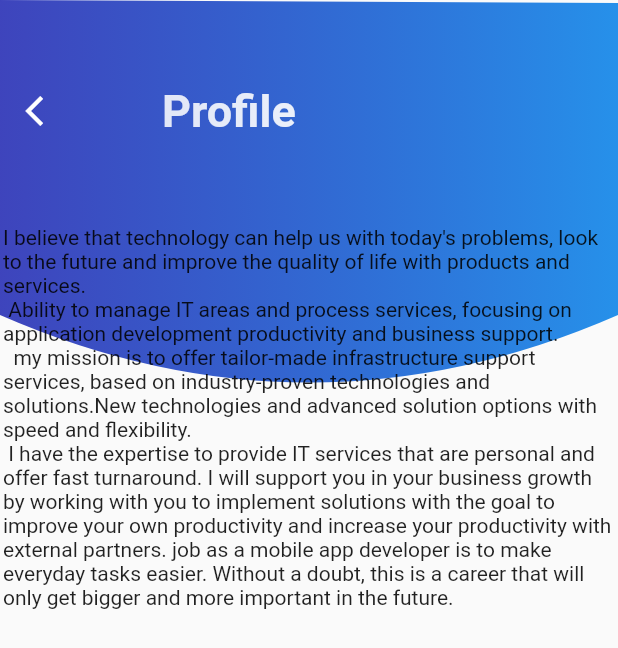
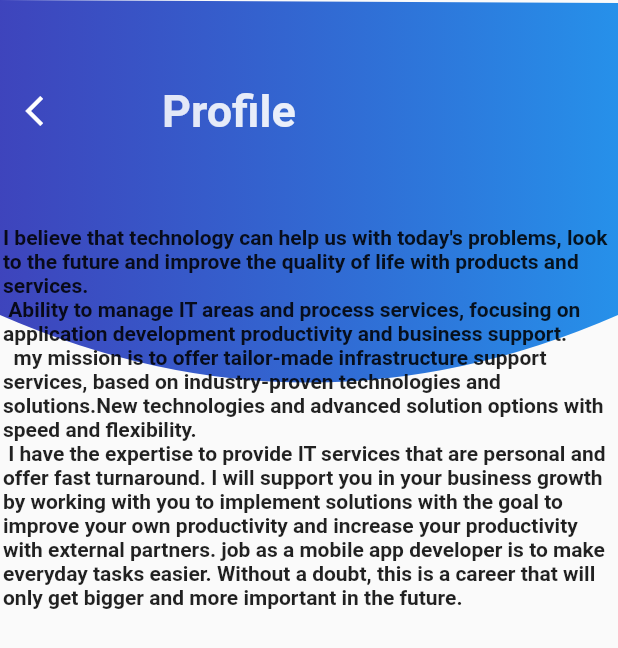
Before and after one commit to vtrsc/e-commerce, a Flutter app: the profile screen opened directly, on a phone screen of 412 x 824 dp. Shown: the top 648 px of the screen. Run offline on Flutter 3.47's test engine with Material 2 defaults, Android fonts, the phone set to English and light mode, and no system bars; missing offline and left inert: dart:ffi.

Commit message:
upload style text bold

```diff
--- a/teste/lib/profile.dart
+++ b/teste/lib/profile.dart
@@ -18,7 +18,8 @@ class profile extends StatelessWidget {
               width: MediaQuery.of(context).size.width,
               decoration: BoxDecoration(
                   gradient: LinearGradient(
-                colors: <Color>[  Color.fromARGB(255, 15, 23, 173).withOpacity(0.8),
+                colors: <Color>[
+                   Color.fromARGB(255, 15, 23, 173).withOpacity(0.8),
             Color.fromARGB(255, 15, 133, 232).withOpacity(0.9)],
               )),
             ),
@@ -75,6 +76,7 @@ class profile extends StatelessWidget {
           child: Column(
             children: [
               Text("I believe that technology can help us with today's problems, look to the future and improve the quality of life with products and services.\n Ability to manage IT areas and process services, focusing on application development productivity and business support.\n  my mission is to offer tailor-made infrastructure support services, based on industry-proven technologies and solutions.New technologies and advanced solution options with speed and flexibility. \n I have the expertise to provide IT services that are personal and offer fast turnaround. I will support you in your business growth by working with you to implement solutions with the goal to improve your own productivity and increase your productivity with external partners. job as a mobile app developer is to make everyday tasks easier. Without a doubt, this is a career that will only get bigger and more important in the future.",
+       style: TextStyle( fontWeight: FontWeight.bold,),
               textAlign: TextAlign.start,),
             ],
           ),
```
